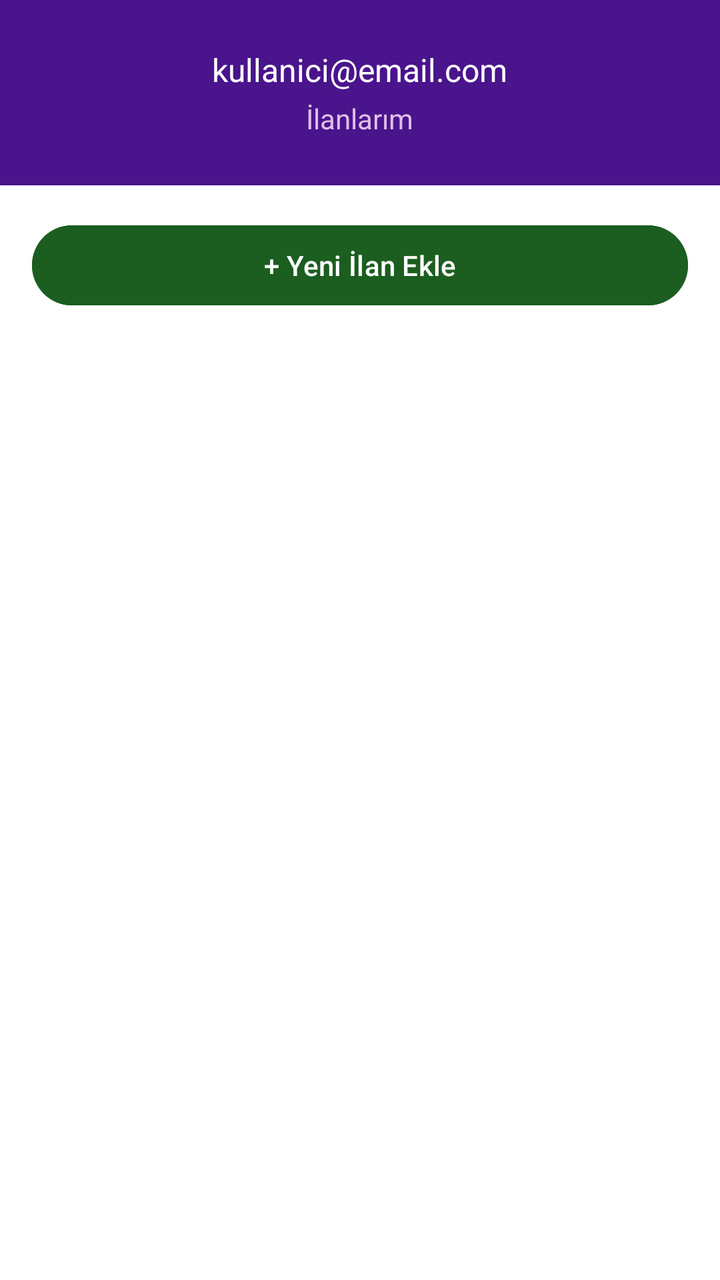
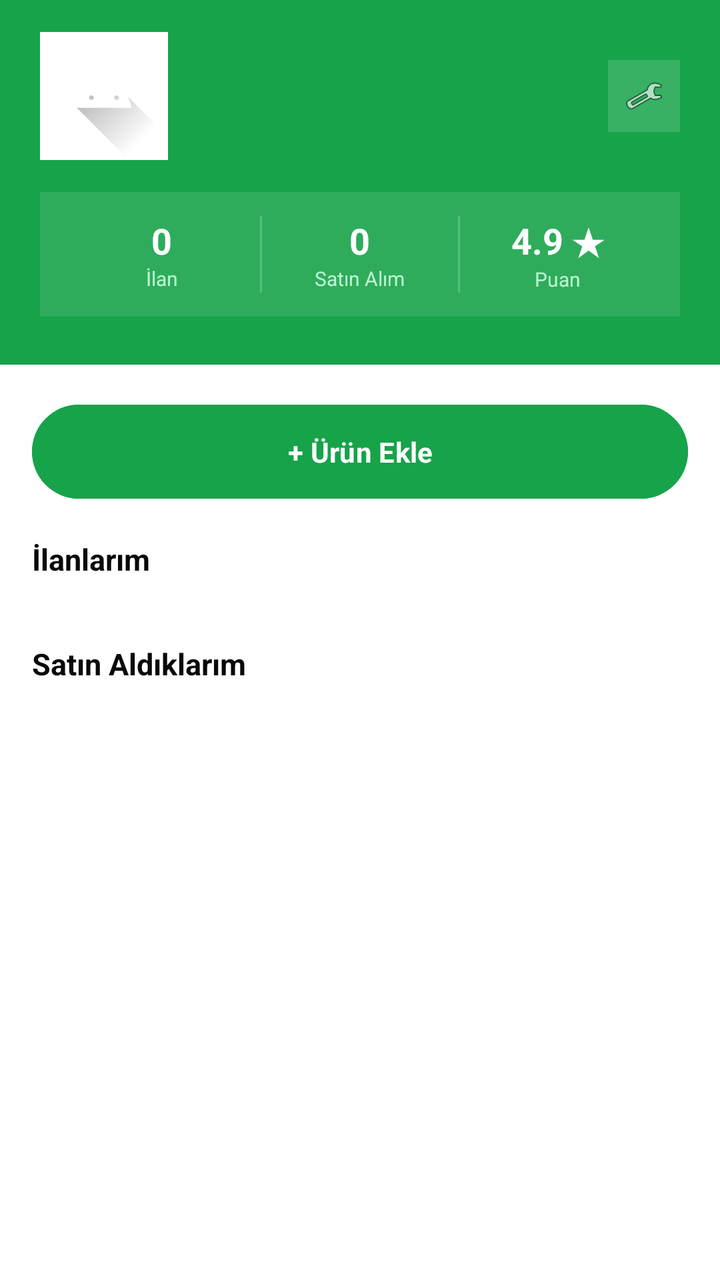

Screens rendered from an Android XML layout before and after an edit, with the pre-edit source and the edit as a unified diff.
<!-- AndroidManifest.xml: application theme Theme.KampusDolap -->
<!-- res/layout/fragment_profile.xml -->
<?xml version="1.0" encoding="utf-8"?>
<LinearLayout xmlns:android="http://schemas.android.com/apk/res/android"
    android:layout_width="match_parent"
    android:layout_height="match_parent"
    android:orientation="vertical"
    android:background="#FFFFFF">

    <LinearLayout
        android:layout_width="match_parent"
        android:layout_height="wrap_content"
        android:orientation="vertical"
        android:background="#4A148C"
        android:padding="24dp"
        android:gravity="center">

        <TextView
            android:id="@+id/tvUserEmail"
            android:layout_width="wrap_content"
            android:layout_height="wrap_content"
            android:textSize="16sp"
            android:textColor="#FFFFFF"
            android:text="kullanici@email.com"/>

        <TextView
            android:layout_width="wrap_content"
            android:layout_height="wrap_content"
            android:text="İlanlarım"
            android:textSize="14sp"
            android:textColor="#E1BEE7"
            android:layout_marginTop="4dp"/>

    </LinearLayout>

    <Button
        android:id="@+id/btnAddProduct"
        android:layout_width="match_parent"
        android:layout_height="wrap_content"
        android:text="+ Yeni İlan Ekle"
        android:backgroundTint="#1B5E20"
        android:textColor="#FFFFFF"
        android:layout_margin="16dp"/>

    <androidx.recyclerview.widget.RecyclerView
        android:id="@+id/rvUserProducts"
        android:layout_width="match_parent"
        android:layout_height="0dp"
        android:layout_weight="1"
        android:padding="8dp"/>

    <TextView
        android:id="@+id/tvNoProducts"
        android:layout_width="match_parent"
        android:layout_height="wrap_content"
        android:text="Henüz ilan eklemediniz 📦"
        android:textSize="16sp"
        android:textColor="#757575"
        android:gravity="center"
        android:padding="32dp"
        android:visibility="gone"/>

</LinearLayout>
<!-- resources referenced by this layout -->
<resources>
  <style name="Theme.KampusDolap" parent="Base.Theme.KampusDolap" />
  <style name="Base.Theme.KampusDolap" parent="Theme.Material3.DayNight.NoActionBar">
          
          
      </style>
</resources>

<!-- the commit's change to res/layout/fragment_profile.xml (unified diff, before → after) -->
@@ -1,61 +1,252 @@
 <?xml version="1.0" encoding="utf-8"?>
-<LinearLayout xmlns:android="http://schemas.android.com/apk/res/android"
+<ScrollView xmlns:android="http://schemas.android.com/apk/res/android"
     android:layout_width="match_parent"
     android:layout_height="match_parent"
-    android:orientation="vertical"
-    android:background="#FFFFFF">
+    android:background="@color/background">
 
     <LinearLayout
         android:layout_width="match_parent"
         android:layout_height="wrap_content"
-        android:orientation="vertical"
-        android:background="#4A148C"
-        android:padding="24dp"
-        android:gravity="center">
-
-        <TextView
-            android:id="@+id/tvUserEmail"
+        android:orientation="vertical">
+
+        
+        <LinearLayout
+            android:layout_width="match_parent"
+            android:layout_height="wrap_content"
+            android:orientation="vertical"
+            android:background="@color/primary"
+            android:paddingStart="20dp"
+            android:paddingEnd="20dp"
+            android:paddingTop="16dp"
+            android:paddingBottom="24dp">
+
+            
+            <LinearLayout
+                android:layout_width="match_parent"
+                android:layout_height="wrap_content"
+                android:orientation="horizontal"
+                android:gravity="center_vertical">
+
+                <ImageView
+                    android:id="@+id/ivAvatar"
+                    android:layout_width="64dp"
+                    android:layout_height="64dp"
+                    android:scaleType="centerCrop"
+                    android:background="@color/white"
+                    android:src="@drawable/ic_launcher_foreground"/>
+
+                <LinearLayout
+                    android:layout_width="0dp"
+                    android:layout_height="wrap_content"
+                    android:layout_weight="1"
+                    android:orientation="vertical"
+                    android:layout_marginStart="12dp">
+
+                    <TextView
+                        android:id="@+id/tvUserName"
+                        android:layout_width="wrap_content"
+                        android:layout_height="wrap_content"
+                        android:textSize="18sp"
+                        android:textStyle="bold"
+                        android:textColor="#FFFFFF"/>
+
+                    <TextView
+                        android:id="@+id/tvUserEmail"
+                        android:layout_width="wrap_content"
+                        android:layout_height="wrap_content"
+                        android:textSize="12sp"
+                        android:textColor="#BBF7D0"
+                        android:layout_marginTop="2dp"/>
+
+                </LinearLayout>
+
+                <ImageView
+                    android:layout_width="36dp"
+                    android:layout_height="36dp"
+                    android:src="@android:drawable/ic_menu_preferences"
+                    android:background="#26FFFFFF"
+                    android:padding="8dp"/>
+
+            </LinearLayout>
+
+            
+            <LinearLayout
+                android:layout_width="match_parent"
+                android:layout_height="wrap_content"
+                android:orientation="horizontal"
+                android:background="#1AFFFFFF"
+                android:layout_marginTop="16dp"
+                android:padding="12dp">
+
+                <LinearLayout
+                    android:layout_width="0dp"
+                    android:layout_height="wrap_content"
+                    android:layout_weight="1"
+                    android:orientation="vertical"
+                    android:gravity="center">
+
+                    <TextView
+                        android:id="@+id/tvProductCount"
+                        android:layout_width="wrap_content"
+                        android:layout_height="wrap_content"
+                        android:text="0"
+                        android:textSize="18sp"
+                        android:textStyle="bold"
+                        android:textColor="#FFFFFF"/>
+
+                    <TextView
+                        android:layout_width="wrap_content"
+                        android:layout_height="wrap_content"
+                        android:text="İlan"
+                        android:textSize="10sp"
+                        android:textColor="#BBF7D0"/>
+
+                </LinearLayout>
+
+                <View
+                    android:layout_width="1dp"
+                    android:layout_height="match_parent"
+                    android:background="#33FFFFFF"/>
+
+                <LinearLayout
+                    android:layout_width="0dp"
+                    android:layout_height="wrap_content"
+                    android:layout_weight="1"
+                    android:orientation="vertical"
+                    android:gravity="center">
+
+                    <TextView
+                        android:id="@+id/tvOrderCount"
+                        android:layout_width="wrap_content"
+                        android:layout_height="wrap_content"
+                        android:text="0"
+                        android:textSize="18sp"
+                        android:textStyle="bold"
+                        android:textColor="#FFFFFF"/>
+
+                    <TextView
+                        android:layout_width="wrap_content"
+                        android:layout_height="wrap_content"
+                        android:text="Satın Alım"
+                        android:textSize="10sp"
+                        android:textColor="#BBF7D0"/>
+
+                </LinearLayout>
+
+                <View
+                    android:layout_width="1dp"
+                    android:layout_height="match_parent"
+                    android:background="#33FFFFFF"/>
+
+                <LinearLayout
+                    android:layout_width="0dp"
+                    android:layout_height="wrap_content"
+                    android:layout_weight="1"
+                    android:orientation="vertical"
+                    android:gravity="center">
+
+                    <TextView
+                        android:layout_width="wrap_content"
+                        android:layout_height="wrap_content"
+                        android:text="4.9 ★"
+                        android:textSize="18sp"
+                        android:textStyle="bold"
+                        android:textColor="#FFFFFF"/>
+
+                    <TextView
+                        android:layout_width="wrap_content"
+                        android:layout_height="wrap_content"
+                        android:text="Puan"
+                        android:textSize="10sp"
+                        android:textColor="#BBF7D0"/>
+
+                </LinearLayout>
+
+            </LinearLayout>
+
+        </LinearLayout>
+
+        
+        <Button
+            android:id="@+id/btnAddProduct"
+            android:layout_width="match_parent"
+            android:layout_height="wrap_content"
+            android:text="+ Ürün Ekle"
+            android:backgroundTint="@color/primary"
+            android:textColor="@color/white"
+            android:textSize="14sp"
+            android:textStyle="bold"
+            android:layout_margin="16dp"
+            android:padding="14dp"/>
+
+        
+        <TextView
             android:layout_width="wrap_content"
             android:layout_height="wrap_content"
-            android:textSize="16sp"
-            android:textColor="#FFFFFF"
-            android:text="kullanici@email.com"/>
-
+            android:text="İlanlarım"
+            android:textSize="15sp"
+            android:textStyle="bold"
+            android:textColor="@color/foreground"
+            android:paddingStart="16dp"
+            android:paddingEnd="16dp"
+            android:paddingBottom="8dp"/>
+
+        
+        <androidx.recyclerview.widget.RecyclerView
+            android:id="@+id/rvUserProducts"
+            android:layout_width="match_parent"
+            android:layout_height="wrap_content"
+            android:padding="8dp"
+            android:nestedScrollingEnabled="false"
+            android:clipToPadding="false"/>
+
+        <TextView
+            android:id="@+id/tvNoProducts"
+            android:layout_width="match_parent"
+            android:layout_height="wrap_content"
+            android:text="Henüz ilan eklemediniz 📦"
+            android:textSize="14sp"
+            android:textColor="@color/muted_foreground"
+            android:gravity="center"
+            android:padding="16dp"
+            android:visibility="gone"/>
+
+        
         <TextView
             android:layout_width="wrap_content"
             android:layout_height="wrap_content"
-            android:text="İlanlarım"
+            android:text="Satın Aldıklarım"
+            android:textSize="15sp"
+            android:textStyle="bold"
+            android:textColor="@color/foreground"
+            android:paddingStart="16dp"
+            android:paddingEnd="16dp"
+            android:paddingTop="8dp"
+            android:paddingBottom="8dp"/>
+
+        
+        <androidx.recyclerview.widget.RecyclerView
+            android:id="@+id/rvOrders"
+            android:layout_width="match_parent"
+            android:layout_height="wrap_content"
+            android:padding="8dp"
+            android:nestedScrollingEnabled="false"
+            android:clipToPadding="false"/>
+
+        <TextView
+            android:id="@+id/tvNoOrders"
+            android:layout_width="match_parent"
+            android:layout_height="wrap_content"
+            android:text="Henüz satın alma yapmadınız 🛍️"
             android:textSize="14sp"
-            android:textColor="#E1BEE7"
-            android:layout_marginTop="4dp"/>
+            android:textColor="@color/muted_foreground"
+            android:gravity="center"
+            android:padding="16dp"
+            android:visibility="gone"/>
+
+        <View
+            android:layout_width="match_parent"
+            android:layout_height="80dp"/>
 
     </LinearLayout>
-
-    <Button
-        android:id="@+id/btnAddProduct"
-        android:layout_width="match_parent"
-        android:layout_height="wrap_content"
-        android:text="+ Yeni İlan Ekle"
-        android:backgroundTint="#1B5E20"
-        android:textColor="#FFFFFF"
-        android:layout_margin="16dp"/>
-
-    <androidx.recyclerview.widget.RecyclerView
-        android:id="@+id/rvUserProducts"
-        android:layout_width="match_parent"
-        android:layout_height="0dp"
-        android:layout_weight="1"
-        android:padding="8dp"/>
-
-    <TextView
-        android:id="@+id/tvNoProducts"
-        android:layout_width="match_parent"
-        android:layout_height="wrap_content"
-        android:text="Henüz ilan eklemediniz 📦"
-        android:textSize="16sp"
-        android:textColor="#757575"
-        android:gravity="center"
-        android:padding="32dp"
-        android:visibility="gone"/>
-
-</LinearLayout>
+</ScrollView>
<!-- resource entries referenced after the edit -->
@@ -1,9 +1,53 @@
 <!-- resources referenced by this layout -->
 <resources>
+  <color name="background">#ffffff</color>
+  <color name="foreground">#09090b</color>
+  <color name="muted_foreground">#71717a</color>
+  <color name="primary">#16a34a</color>
+  <color name="white">#ffffff</color>
+  <!-- drawable ic_launcher_foreground (drawable) -->
+  <vector xmlns:android="http://schemas.android.com/apk/res/android"
+      xmlns:aapt="http://schemas.android.com/aapt"
+      android:width="108dp"
+      android:height="108dp"
+      android:viewportWidth="108"
+      android:viewportHeight="108">
+      <path android:pathData="M31,63.928c0,0 6.4,-11 12.1,-13.1c7.2,-2.6 26,-1.4 26,-1.4l38.1,38.1L107,108.928l-32,-1L31,63.928z">
+          <aapt:attr name="android:fillColor">
+              <gradient
+                  android:endX="85.84757"
+                  android:endY="92.4963"
+                  android:startX="42.9492"
+                  android:startY="49.59793"
+                  android:type="linear">
+                  <item
+                      android:color="#44000000"
+                      android:offset="0.0" />
+                  <item
+                      android:color="#00000000"
+                      android:offset="1.0" />
+              </gradient>
+          </aapt:attr>
+      </path>
+      <path
+          android:fillColor="#FFFFFF"
+          android:fillType="nonZero"
+          android:pathData="M65.3,45.828l3.8,-6.6c0.2,-0.4 0.1,-0.9 -0.3,-1.1c-0.4,-0.2 -0.9,-0.1 -1.1,0.3l-3.9,6.7c-6.3,-2.8 -13.4,-2.8 -19.7,0l-3.9,-6.7c-0.2,-0.4 -0.7,-0.5 -1.1,-0.3C38.8,38.328 38.7,38.828 38.9,39.228l3.8,6.6C36.2,49.428 31.7,56.028 31,63.928h46C76.3,56.028 71.8,49.428 65.3,45.828zM43.4,57.328c-0.8,0 -1.5,-0.5 -1.8,-1.2c-0.3,-0.7 -0.1,-1.5 0.4,-2.1c0.5,-0.5 1.4,-0.7 2.1,-0.4c0.7,0.3 1.2,1 1.2,1.8C45.3,56.528 44.5,57.328 43.4,57.328L43.4,57.328zM64.6,57.328c-0.8,0 -1.5,-0.5 -1.8,-1.2s-0.1,-1.5 0.4,-2.1c0.5,-0.5 1.4,-0.7 2.1,-0.4c0.7,0.3 1.2,1 1.2,1.8C66.5,56.528 65.6,57.328 64.6,57.328L64.6,57.328z"
+          android:strokeWidth="1"
+          android:strokeColor="#00000000" />
+  </vector>
   <style name="Theme.KampusDolap" parent="Base.Theme.KampusDolap" />
   <style name="Base.Theme.KampusDolap" parent="Theme.Material3.DayNight.NoActionBar">
-          
-          
+          <item name="colorPrimary">@color/primary</item>
+          <item name="colorPrimaryDark">@color/primary_dark</item>
+          <item name="colorOnPrimary">@color/white</item>
+          <item name="colorSurface">@color/card</item>
+          <item name="colorOnSurface">@color/foreground</item>
+          <item name="android:colorBackground">@color/background</item>
+          <item name="android:windowBackground">@color/background</item>
+          <item name="android:fontFamily">sans-serif</item>
       </style>
+  <color name="primary_dark">#15803d</color>
+  <color name="card">#ffffff</color>
 </resources>
 
